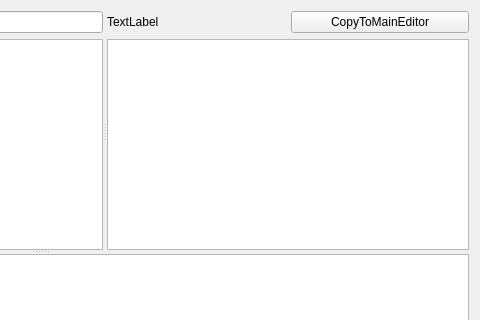
Qt form src/ui/compilertab.ui (hghit-harshit/Kites) before a commit; both pictures show x 400 to 880 and y 0 to 320 of the 880 by 473 pixel window.
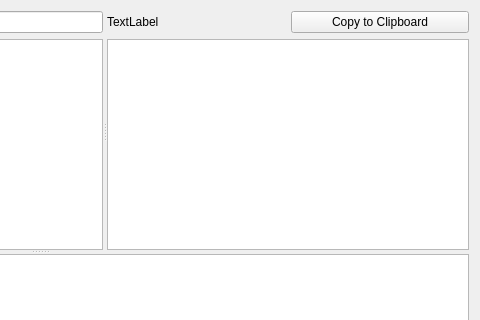
The same form after that commit. Custom widgets are drawn as their Qt base class.

What changed in the file:
```diff
--- a/src/ui/compilertab.ui
+++ b/src/ui/compilertab.ui
@@ -72,7 +72,7 @@
           <item>
            <widget class="QPushButton" name="copyToMainEditorButton">
             <property name="text">
-             <string>CopyToMainEditor</string>
+             <string>Copy to Clipboard</string>
             </property>
            </widget>
           </item>
```
